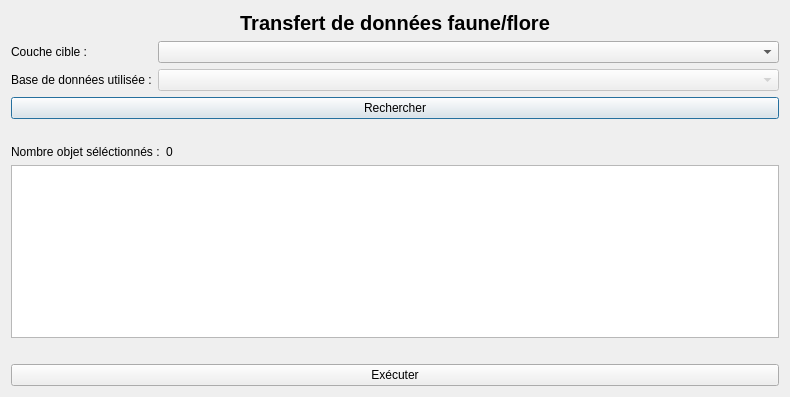
This is transdata/ui/form_settings.ui in CEN-Hauts-de-France/transdata as Qt 5 draws it before an edit. The edited form follows.
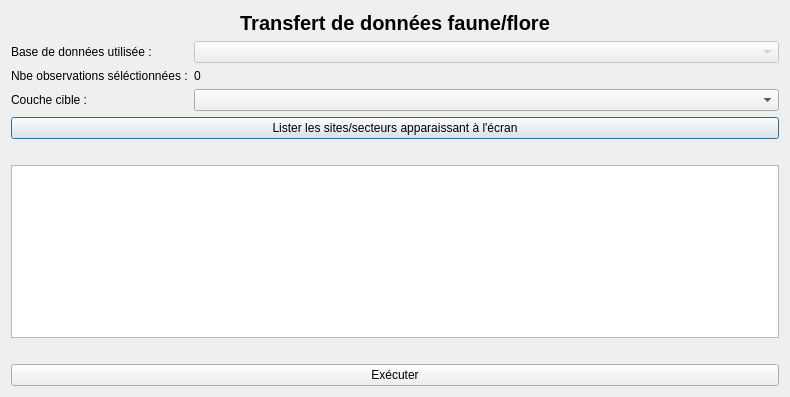
This is the edited form.

Commit message: modification de la mise en page de l'ui

```diff
--- a/transdata/ui/form_settings.ui
+++ b/transdata/ui/form_settings.ui
@@ -48,7 +48,21 @@
    </item>
    <item>
     <layout class="QFormLayout" name="formLayout_2">
-     <item row="1" column="0">
+     <item row="0" column="0">
+      <widget class="QLabel" name="lbl_database">
+       <property name="text">
+        <string>Base de données utilisée :</string>
+       </property>
+      </widget>
+     </item>
+     <item row="0" column="1">
+      <widget class="QComboBox" name="cbx_database">
+       <property name="enabled">
+        <bool>false</bool>
+       </property>
+      </widget>
+     </item>
+     <item row="3" column="0">
       <widget class="QLabel" name="lbl_table_cible">
        <property name="locale">
         <locale language="French" country="France"/>
@@ -58,7 +72,7 @@
        </property>
       </widget>
      </item>
-     <item row="1" column="1">
+     <item row="3" column="1">
       <widget class="QComboBox" name="cbx_table_cible">
        <property name="locale">
         <locale language="French" country="France"/>
@@ -68,27 +82,33 @@
        </property>
       </widget>
      </item>
-     <item row="6" column="0" colspan="2">
+     <item row="11" column="0" colspan="2">
       <widget class="QPushButton" name="btn_recherch">
        <property name="locale">
         <locale language="French" country="France"/>
        </property>
        <property name="text">
-        <string>Rechercher</string>
+        <string>Lister les sites/secteurs apparaissant à l'écran</string>
        </property>
       </widget>
      </item>
-     <item row="2" column="0">
-      <widget class="QLabel" name="lbl_database">
+     <item row="1" column="0">
+      <widget class="QLabel" name="lbl_nbObjSel">
+       <property name="locale">
+        <locale language="French" country="France"/>
+       </property>
        <property name="text">
-        <string>Base de données utilisée :</string>
+        <string>Nbe observations séléctionnées :</string>
        </property>
       </widget>
      </item>
-     <item row="2" column="1">
-      <widget class="QComboBox" name="cbx_database">
-       <property name="enabled">
-        <bool>false</bool>
+     <item row="1" column="1">
+      <widget class="QLabel" name="lbl_nbObjSel_value">
+       <property name="locale">
+        <locale language="French" country="France"/>
+       </property>
+       <property name="text">
+        <string>0</string>
        </property>
       </widget>
      </item>
@@ -109,26 +129,6 @@
    </item>
    <item>
     <layout class="QFormLayout" name="formLayout_3">
-     <item row="0" column="0">
-      <widget class="QLabel" name="lbl_nbObjSel">
-       <property name="locale">
-        <locale language="French" country="France"/>
-       </property>
-       <property name="text">
-        <string>Nombre objet séléctionnés :</string>
-       </property>
-      </widget>
-     </item>
-     <item row="0" column="1">
-      <widget class="QLabel" name="lbl_nbObjSel_value">
-       <property name="locale">
-        <locale language="French" country="France"/>
-       </property>
-       <property name="text">
-        <string>0</string>
-       </property>
-      </widget>
-     </item>
      <item row="1" column="0" colspan="2">
       <widget class="QListWidget" name="lst_cibles"/>
      </item>
```
